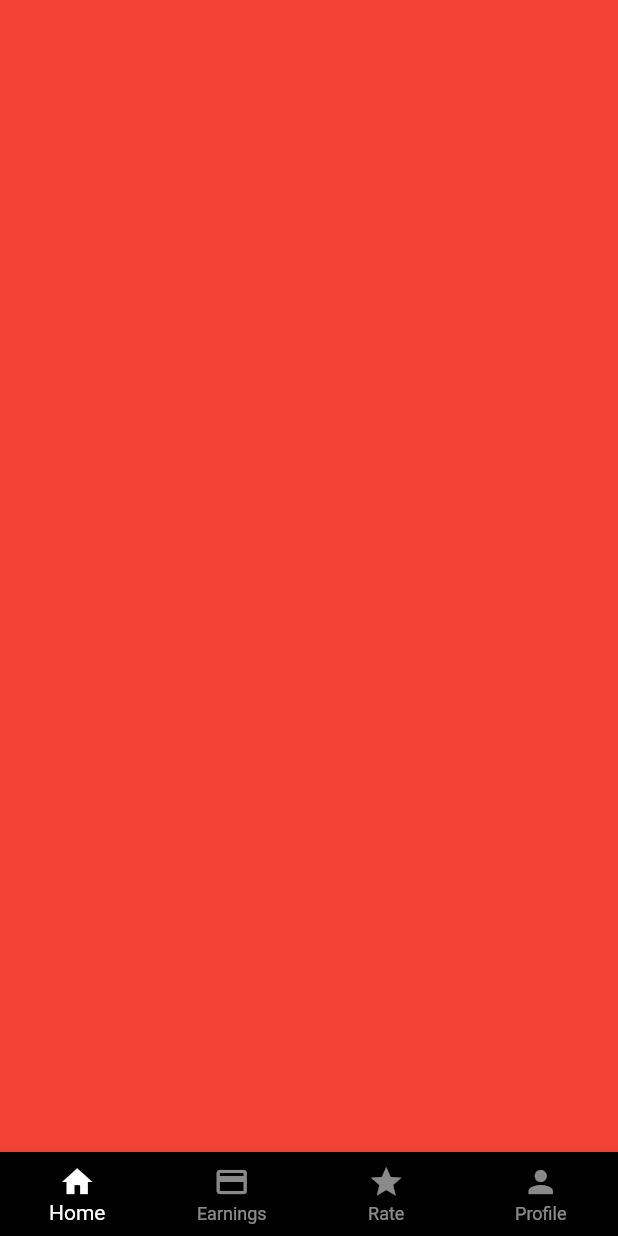
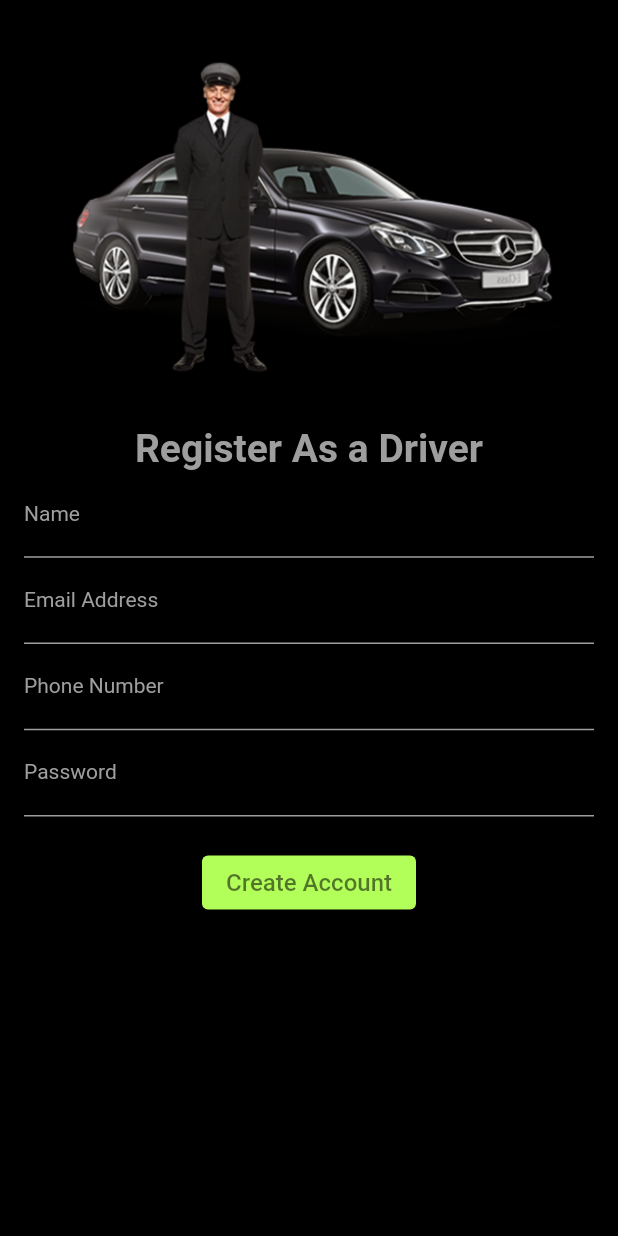
Before and after one commit to Nana7-bot/uber-clone, a Flutter app: the screen it shows after launch, on a phone screen of 412 x 824 dp. Run offline on Flutter 3.47's test engine with Material 2 defaults, Android fonts, the phone set to English and light mode, and no system bars.

Commit message:
partial completing with the Car detail screen

```diff
--- /dev/null
+++ b/lib/constants.dart
@@ -0,0 +1,14 @@
+import 'package:flutter/material.dart';
+
+const kNormalTextInputDecoration = InputDecoration(
+  labelText: 'Name',
+  hintText: 'Name',
+  enabledBorder: UnderlineInputBorder(
+      borderSide: BorderSide(color: Colors.grey)
+  ),
+  focusedBorder:  UnderlineInputBorder(
+      borderSide: BorderSide(color: Colors.grey)
+  ),
+  hintStyle: TextStyle(fontSize: 10, color: Colors.grey),
+  labelStyle: TextStyle(fontSize: 14, color: Colors.grey),
+);
--- a/lib/screens/mysplash_screen.dart
+++ b/lib/screens/mysplash_screen.dart
@@ -2,6 +2,7 @@ import 'dart:async';
 
 import 'package:flutter/material.dart';
 import 'package:uber_clone_driver/screens/main_screen.dart';
+import 'package:uber_clone_driver/screens/signup_screen.dart';
 
 
 class MySplashScreen extends StatefulWidget {
@@ -16,7 +17,7 @@ class _MySplashScreenState extends State<MySplashScreen> {
   setTimer() {
     Timer(const Duration(seconds: 5), () async{
       Navigator.push(context, MaterialPageRoute(
-          builder: (context)=> const MainScreen()
+          builder: (context)=> const SignupScree()
        )
       );
     });
--- a/lib/screens/signup_screen.dart
+++ b/lib/screens/signup_screen.dart
@@ -0,0 +1,92 @@
+import 'package:flutter/cupertino.dart';
+import 'package:flutter/material.dart';
+import 'package:uber_clone_driver/constants.dart';
+import 'package:uber_clone_driver/screens/carinfo_screen.dart';
+
+
+class SignupScree extends StatefulWidget {
+  const SignupScree({Key? key}) : super(key: key);
+
+  @override
+  _SignupScreeState createState() => _SignupScreeState();
+}
+
+class _SignupScreeState extends State<SignupScree> {
+
+  TextEditingController nameTextEditingController = TextEditingController();
+  TextEditingController phoneTextEditingController = TextEditingController();
+  TextEditingController emailTextEditingController = TextEditingController();
+  TextEditingController passwordTextEditingController = TextEditingController();
+
+  @override
+  Widget build(BuildContext context) {
+    return Scaffold(
+      backgroundColor: Colors.black,
+      body: SafeArea(
+        child: SingleChildScrollView(
+          child: Padding(
+            padding: const EdgeInsets.all(16.0),
+            child: Column(
+              children: [
+                Padding(
+                  padding: const EdgeInsets.all(20.0),
+                  child: Image.asset('images/logo1.png'),
+                ),
+                const SizedBox(height: 10),
+
+                const Text('Register As a Driver', style: TextStyle(color: Colors.grey,
+                    fontWeight: FontWeight.bold, fontSize: 26),
+                ),
+
+                TextField(
+                  controller: nameTextEditingController,
+                  style: const TextStyle(color: Colors.grey),
+                  decoration: kNormalTextInputDecoration.copyWith(labelText: 'Name',
+                  hintText: 'Name')
+                ),
+
+                TextField(
+                    controller: emailTextEditingController,
+                    keyboardType: TextInputType.emailAddress,
+                    style: const TextStyle(color: Colors.grey),
+                    decoration: kNormalTextInputDecoration.copyWith(labelText: 'Email Address',
+                        hintText: 'Email Address')
+                ),
+
+                TextField(
+                    controller: phoneTextEditingController,
+                    keyboardType: TextInputType.phone,
+                    style: const TextStyle(color: Colors.grey),
+                    decoration: kNormalTextInputDecoration.copyWith(labelText: 'Phone Number',
+                        hintText: 'Phone Number')
+                ),
+
+                TextField(
+                    controller: passwordTextEditingController,
+                    keyboardType: TextInputType.visiblePassword,
+                    obscureText: true,
+                    style: const TextStyle(color: Colors.grey),
+                    decoration: kNormalTextInputDecoration.copyWith(labelText: 'Password',
+                        hintText: 'Password')
+                ),
+
+                const SizedBox(height: 20),
+
+                ElevatedButton(
+                  style: ElevatedButton.styleFrom(
+                    primary: Colors.lightGreenAccent
+                  ),
+                    child: const Text('Create Account', style: TextStyle(fontSize: 16,
+                        color: Colors.black54)),
+                    onPressed: () {
+                        Navigator.push(context, MaterialPageRoute(
+                            builder: (context) => const CarInfoScreen()));
+                      })
+              ],
+            ),
+          ),
+        ),
+      ),
+    );
+  }
+}
```
Also changed, not shown: lib/screens/carinfo_screen.dart (added, +101 -0 lines).
